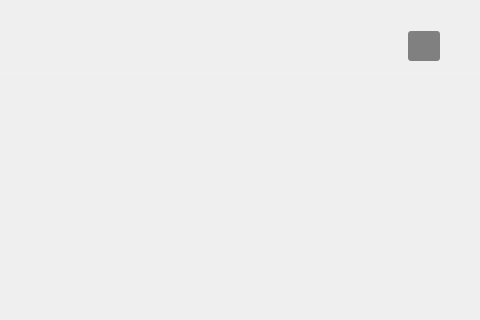
Above: ui/tool_launcher.ui from analogdevicesinc/scopy before the change; both pictures show x 800 to 1280 and y 0 to 320 of the 1280 by 720 pixel window. Below: the same form after it.
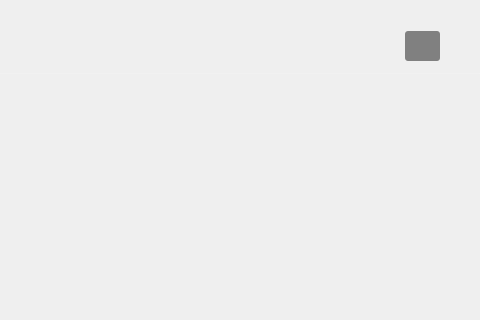
That is the form after the change. Icons and pictures are not drawn. Custom widgets are drawn as their Qt base class.

The edit to the form file:
```diff
--- a/ui/tool_launcher.ui
+++ b/ui/tool_launcher.ui
@@ -1053,7 +1053,6 @@
                </property>
                <property name="font">
                 <font>
-                 <family>monospace</family>
                  <pointsize>10</pointsize>
                  <weight>75</weight>
                  <italic>false</italic>
```
Left out of the diff: 4 changed lines with no effect on the pictures.
